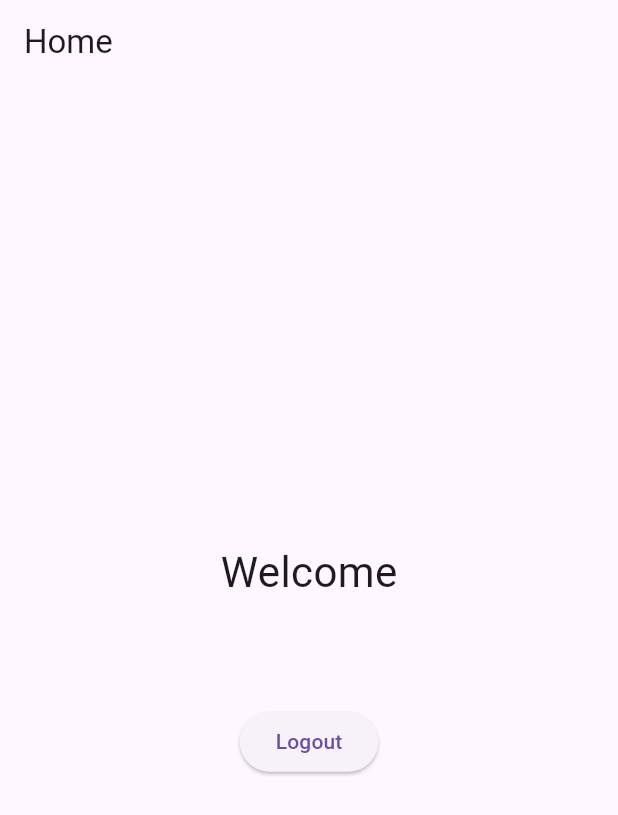
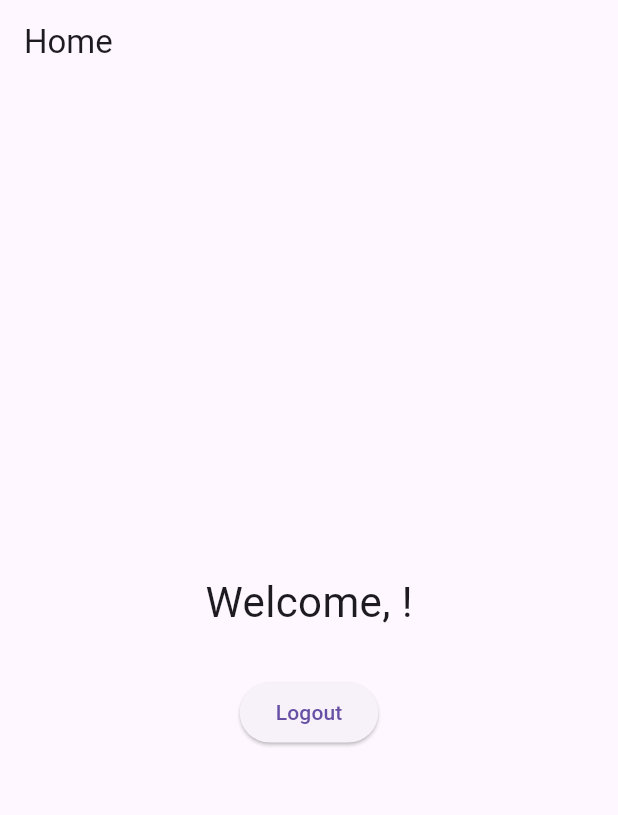
Before and after one commit to Aalaa1910/flutter_day3_task, a Flutter app: the screen it shows after launch, after a tap on "Login", on a phone screen of 412 x 824 dp. Shown: the top 815 px of the screen. Run offline on Flutter 3.47's test engine with Material 3 defaults, Android fonts, the phone set to English and light mode, and no system bars; our stand-ins replace flutter_secure_storage.

Commit message:
update two files

```diff
--- a/lib/screens/home_screen.dart
+++ b/lib/screens/home_screen.dart
@@ -12,7 +12,7 @@ class _HomeScreenState extends State<HomeScreen> {
 
   final storage = FlutterSecureStorage();
 
-  String email = "";
+  String name = "";
 
   @override
   void initState() {
@@ -22,10 +22,10 @@ class _HomeScreenState extends State<HomeScreen> {
 
   void getUser() async {
 
-    String? savedEmail = await storage.read(key: "email");
+    String? savedName = await storage.read(key: "name");
 
     setState(() {
-      email = savedEmail ?? "";
+      name = savedName ?? "";
     });
 
   }
@@ -57,15 +57,8 @@ class _HomeScreenState extends State<HomeScreen> {
           children: [
 
             Text(
-              "Welcome",
+              "Welcome, $name!",
               style: TextStyle(fontSize: 28),
-            ),
-
-            SizedBox(height: 10),
-
-            Text(
-              email,
-              style: TextStyle(fontSize: 20),
             ),
 
             SizedBox(height: 30),
--- a/lib/screens/login_screen.dart
+++ b/lib/screens/login_screen.dart
@@ -12,10 +12,16 @@ class _LoginScreenState extends State<LoginScreen> {
 
   final storage = FlutterSecureStorage();
 
+  TextEditingController nameController = TextEditingController();
   TextEditingController emailController = TextEditingController();
   TextEditingController passwordController = TextEditingController();
 
   void login() async {
+
+    await storage.write(
+      key: "name",
+      value: nameController.text,
+    );
 
     await storage.write(
       key: "email",
@@ -47,6 +53,16 @@ class _LoginScreenState extends State<LoginScreen> {
             Icon(Icons.lock, size: 80),
 
             SizedBox(height: 30),
+
+            TextField(
+              controller: nameController,
+              decoration: InputDecoration(
+                labelText: "Name",
+                border: OutlineInputBorder(),
+              ),
+            ),
+
+            SizedBox(height: 20),
 
             TextField(
               controller: emailController,
```
